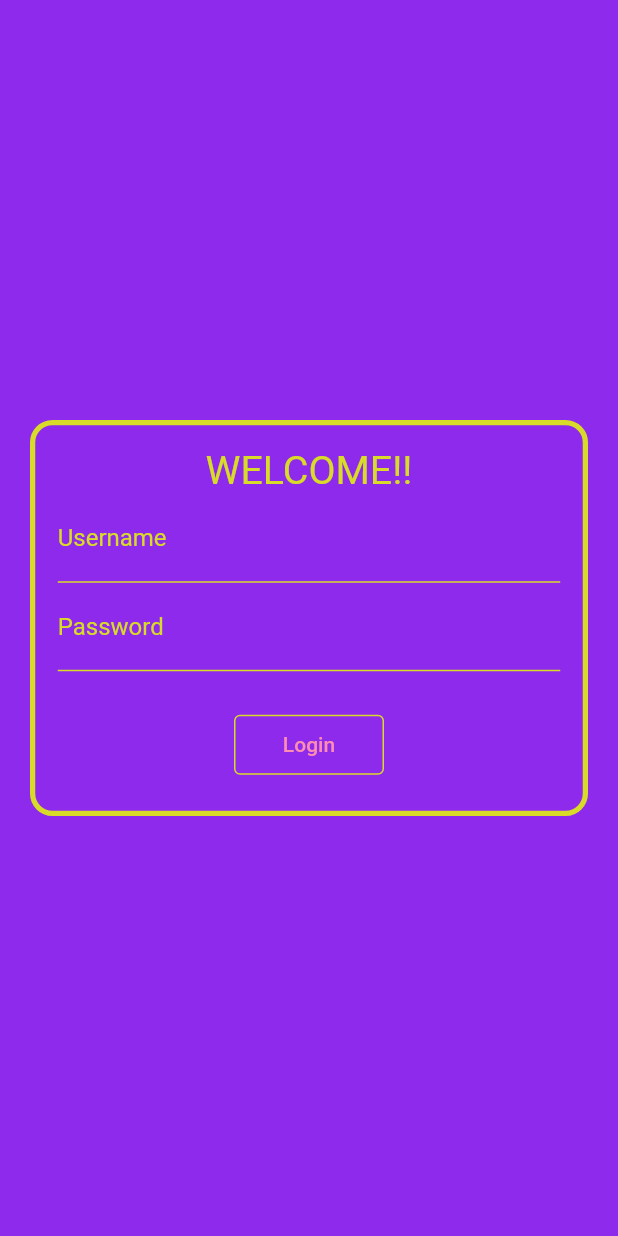
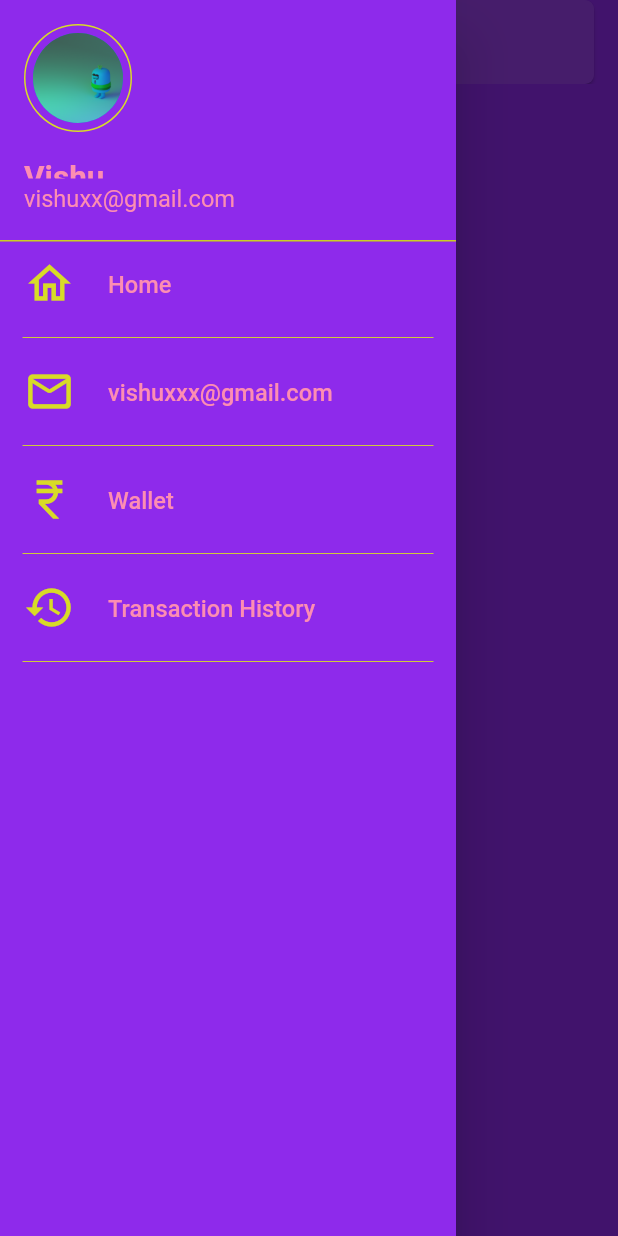
Before and after one commit to malik-vishu/GroceryApp_Flutter, a Flutter app: the screen it shows after launch, with the side drawer open (before the commit the screen has no drawer), on a phone screen of 412 x 824 dp. Run offline on Flutter 3.47's test engine with Material 2 defaults, Android fonts, the phone set to English and light mode, and no system bars; our stand-ins replace velocity_x.

Commit message:
homescreen,searchbar,controller

```diff
--- a/lib/main.dart
+++ b/lib/main.dart
@@ -1,4 +1,6 @@
 import 'package:flutter/material.dart';
+import 'package:grocery_app/screens/home_screen.dart';
+import 'package:grocery_app/utils/all_routes.dart';
 
 import 'screens/login_screen.dart';
 
@@ -12,8 +14,12 @@ class MyApp extends StatelessWidget {
   // This widget is the root of your application.
   @override
   Widget build(BuildContext context) {
-    return const MaterialApp(
-      home: LoginScreen(),
+    return MaterialApp(
+      initialRoute: AllRoutes.home,
+      routes: {
+        '/': (context) => LoginScreen(),
+        AllRoutes.home: (_) => HomeScreen(),
+      },
     );
   }
 }
--- /dev/null
+++ b/lib/screens/home_screen.dart
@@ -0,0 +1,163 @@
+import 'package:flutter/cupertino.dart';
+import 'package:flutter/material.dart';
+import 'package:velocity_x/velocity_x.dart';
+
+class HomeScreen extends StatelessWidget {
+  HomeScreen({super.key});
+
+  @override
+  Widget build(BuildContext context) {
+    return Scaffold(
+      backgroundColor: const Color(0xFF8E2AEB),
+      appBar: AppBar(
+        iconTheme: const IconThemeData(color: Color(0xFFD8DB27), size: 32),
+        title: SearchBarWidget(),
+        backgroundColor: const Color(0xFF8E2AEB),
+        elevation: 0.0,
+      ),
+      drawer: const DrawerWidget(),
+    );
+  }
+}
+
+class DrawerWidget extends StatelessWidget {
+  const DrawerWidget({
+    super.key,
+  });
+
+  @override
+  Widget build(BuildContext context) {
+    return Drawer(
+      backgroundColor: const Color(0xFF8E2AEB),
+      child: ListView(padding: EdgeInsets.zero, children: [
+        DrawerHeader(
+            decoration: const BoxDecoration(
+                border: BorderDirectional(
+              bottom: BorderSide(color: Color(0xFFD8DB27), width: 1),
+            )),
+            margin: const EdgeInsets.all(0),
+            padding: EdgeInsets.zero,
+            child: UserAccountsDrawerHeader(
+              decoration: const BoxDecoration(
+                color: Color(0xFF8E2AEB),
+              ),
+              margin: EdgeInsets.zero,
+              accountName: "Vishu"
+                  .text
+                  .lineHeight(3.5)
+                  .xl2
+                  .bold
+                  .hexColor("FFD8DB27")
+                  .make(),
+              accountEmail:
+                  "vishuxx@gmail.com".text.lg.hexColor("FFD8DB27").make(),
+              currentAccountPicture: Container(
+                padding: const EdgeInsets.all(5),
+                decoration: BoxDecoration(
+                  shape: BoxShape.circle,
+                  border: Border.all(color: const Color(0xFFD8DB27)),
+                  //borderRadius: BorderRadius.circular(30)
+                ),
+                child: const CircleAvatar(
+                    minRadius: 30,
+                    maxRadius: 70,
+                    backgroundImage: AssetImage("assets/images/Mini1.png")),
+              ),
+            )),
+        ListTileWidget(title: "Home", leadingIcon: Icons.home_outlined),
+        ListTileWidget(
+            title: "vishuxxx@gmail.com",
+            leadingIcon: Icons.mail_outline_rounded),
+        ListTileWidget(
+            title: "Wallet", leadingIcon: Icons.currency_rupee_sharp),
+        ListTileWidget(
+          title: "Transaction History",
+          leadingIcon: Icons.history,
+        ),
+      ]),
+    );
+  }
+}
+
+class SearchBarWidget extends StatefulWidget {
+  const SearchBarWidget({super.key});
+
+  @override
+  State<SearchBarWidget> createState() => _SearchBarWidgetState();
+}
+
+class _SearchBarWidgetState extends State<SearchBarWidget> {
+  bool clicked = false;
+  final TextEditingController _searchController = TextEditingController();
+  @override
+  Widget build(BuildContext context) {
+    return SearchBar(
+        onChanged: (value) {
+          if (value.isNotEmpty) {
+            clicked = true;
+          }
+          if (value.isEmptyOrNull) {
+            clicked = false;
+          }
+          setState(() {});
+        },
+        controller: _searchController,
+        textStyle: const MaterialStatePropertyAll(
+            TextStyle(color: Color(0xFFD8DB27), fontSize: 18)),
+        shape: MaterialStatePropertyAll(RoundedRectangleBorder(
+            side: BorderSide.none, borderRadius: BorderRadius.circular(6))),
+        elevation: const MaterialStatePropertyAll(1),
+        backgroundColor:
+            const MaterialStatePropertyAll(Color.fromARGB(255, 152, 64, 234)),
+        leading: const Icon(
+          Icons.search,
+          color: Color(0xFFD8DB27),
+        ),
+        hintText: "Search",
+        hintStyle:
+            const MaterialStatePropertyAll(TextStyle(color: Color(0xFFD8DB27))),
+        trailing: [
+          clicked
+              ? IconButton(
+                  icon: const Icon(Icons.clear),
+                  onPressed: () {
+                    _searchController.clear();
+                    clicked = false;
+                    setState(() {});
+                  },
+                )
+              : Container(),
+        ]);
+  }
+}
+
+class ListTileWidget extends StatelessWidget {
+  ListTileWidget({
+    super.key,
+    required this.title,
+    required this.leadingIcon,
+  });
+  final IconData leadingIcon;
+  final String title;
+  @override
+  Widget build(BuildContext context) {
+    return Column(
+      children: [
+        ListTile(
+            leading: Icon(
+              leadingIcon,
+              color: const Color(0xFFD8DB27),
+              size: 34.0,
+            ),
+            title: title.text.hexColor("FFD8DB27").lg.make()),
+        const Padding(
+          padding: EdgeInsets.symmetric(vertical: 0, horizontal: 15),
+          child: Divider(
+            color: Color(0xFFD8DB27),
+            thickness: 0.6,
+          ),
+        )
+      ],
+    );
+  }
+}
--- a/lib/screens/login_screen.dart
+++ b/lib/screens/login_screen.dart
@@ -1,3 +1,4 @@
+import 'package:flutter/cupertino.dart';
 import 'package:flutter/material.dart';
 import 'package:velocity_x/velocity_x.dart';
 
@@ -7,60 +8,52 @@ class LoginScreen extends StatelessWidget {
   @override
   Widget build(BuildContext context) {
     return Material(
-        color: Color(0xFF8E2AEB),
+        color: const Color(0xFF8E2AEB),
         child: Form(
           child: Column(
             crossAxisAlignment: CrossAxisAlignment.center,
             mainAxisAlignment: MainAxisAlignment.center,
             children: [
-              //const SizedBox(height: 160),
               Padding(
                 padding: const EdgeInsets.all(20.0),
                 child: Container(
                   padding: const EdgeInsets.fromLTRB(15, 15, 15, 20),
                   decoration: BoxDecoration(
-                      borderRadius: BorderRadius.all(Radius.circular(15)),
-                      border: Border.all(width: 3.5, color: Color(0xFFD8DB27))),
+                      borderRadius: const BorderRadius.all(Radius.circular(15)),
+                      border: Border.all(
+                          width: 3.5, color: const Color(0xFFD8DB27))),
                   child: Column(
                     children: [
-                      "WELCOME!!".text.color(Color(0xFFD8DB27)).xl3.make(),
-                      TextFormField(
-                        cursorColor: Color(0xFFD8DB27),
-                        decoration: const InputDecoration(
-                            hintStyle: TextStyle(color: Color(0xFFD8DB27)),
-                            labelStyle: TextStyle(color: Color(0xFFD8DB27)),
-                            enabledBorder: UnderlineInputBorder(
-                              borderSide: BorderSide(color: Color(0xFFD8DB27)),
-                            ),
-                            focusedBorder: UnderlineInputBorder(
-                              borderSide: BorderSide(color: Color(0xFFD8DB27)),
-                            ),
-                            hintText: "Enter Username",
-                            labelText: "Username"),
+                      "WELCOME!!"
+                          .text
+                          .color(const Color(0xFFD8DB27))
+                          .xl4
+                          .make(),
+                      const SizedBox(
+                        height: 20,
                       ),
-                      TextFormField(
-                        cursorColor: Color(0xFFD8DB27),
+                      FormField(
+                        leadingIcon: Icons.account_box_outlined,
+                        hintText: "Enter Username",
+                        labelText: "Username",
+                      ),
+                      const SizedBox(
+                        height: 10,
+                      ),
+                      FormField(
+                        leadingIcon: CupertinoIcons.eye,
+                        hintText: "Enter Password",
+                        labelText: "Password",
                         obscureText: true,
-                        decoration: const InputDecoration(
-                            hintStyle: TextStyle(color: Color(0xFFD8DB27)),
-                            labelStyle: TextStyle(color: Color(0xFFD8DB27)),
-                            enabledBorder: UnderlineInputBorder(
-                              borderSide: BorderSide(color: Color(0xFFD8DB27)),
-                            ),
-                            focusedBorder: UnderlineInputBorder(
-                              borderSide: BorderSide(color: Color(0xFFD8DB27)),
-                            ),
-                            hintText: "Enter Password",
-                            labelText: "Password"),
                       ),
                       const SizedBox(
                         height: 25,
                       ),
                       OutlinedButton(
                           style: OutlinedButton.styleFrom(
-                              minimumSize: Size(100, 40),
-                              maximumSize: Size(120, 60),
-                              side: BorderSide(
+                              minimumSize: const Size(100, 40),
+                              maximumSize: const Size(120, 60),
+                              side: const BorderSide(
                                   width: 1.0, color: Color(0xFFD8DB27))),
                           onPressed: () {},
                           child: "Login".text.hexColor("FFD8DB27").make())
@@ -73,3 +66,42 @@ class LoginScreen extends StatelessWidget {
         ));
   }
 }
+
+class FormField extends StatelessWidget {
+  FormField({
+    Key? key,
+    required this.leadingIcon,
+    required this.hintText,
+    required this.labelText,
+    this.obscureText,
+  }) : super(key: key);
+
+  final IconData leadingIcon;
+  final String hintText;
+  final String labelText;
+  final bool? obscureText;
+
+  @override
+  Widget build(BuildContext context) {
+    return TextFormField(
+      cursorColor: const Color(0xFFD8DB27),
+      obscureText: true,
+      decoration: InputDecoration(
+          icon: Icon(
+            leadingIcon,
+            color: const Color(0xFFD8DB27),
+            size: 40,
+          ),
+          hintStyle: const TextStyle(color: Color(0xFFD8DB27)),
+          labelStyle: const TextStyle(color: Color(0xFFD8DB27)),
+          enabledBorder: const UnderlineInputBorder(
+            borderSide: BorderSide(color: Color(0xFFD8DB27)),
+          ),
+          focusedBorder: const UnderlineInputBorder(
+            borderSide: BorderSide(color: Color(0xFFD8DB27)),
+          ),
+          hintText: hintText,
+          labelText: labelText),
+    );
+  }
+}
--- a/lib/utils/all_routes.dart
+++ b/lib/utils/all_routes.dart
@@ -1,3 +1,4 @@
-class AllRoutes{
+class AllRoutes {
   static String login = "/login";
+  static String home = "/home";
 }
--- a/pubspec.yaml
+++ b/pubspec.yaml
@@ -58,8 +58,8 @@ flutter:
   uses-material-design: true
 
   # To add assets to your application, add an assets section, like this:
-  # assets:
-  #   - images/a_dot_burr.jpeg
+  assets:
+     - assets/images/
   #   - images/a_dot_ham.jpeg
 
   # An image asset can refer to one or more resolution-specific "variants", see
```
Also changed, not shown: assets/images/Mini1.png (added).
